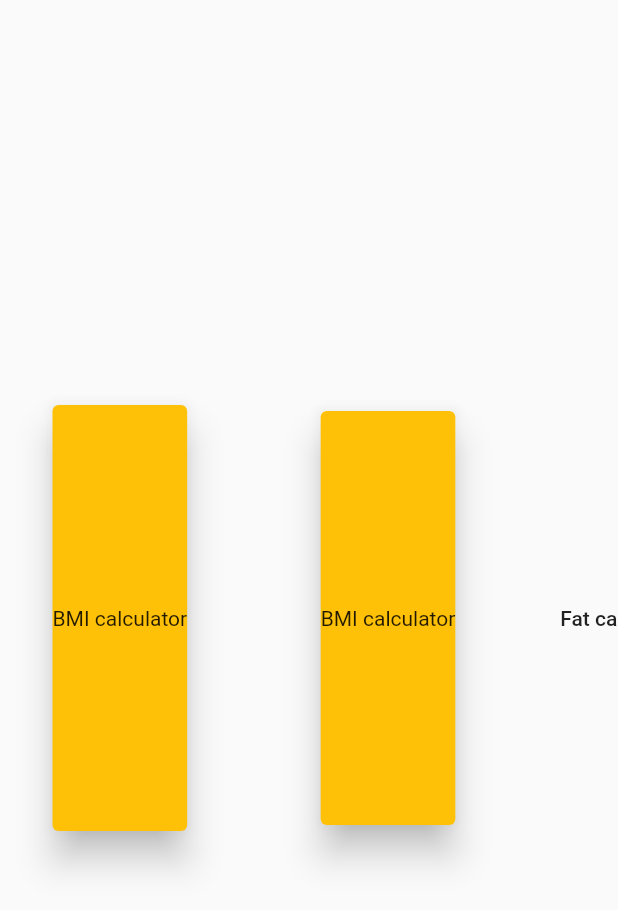
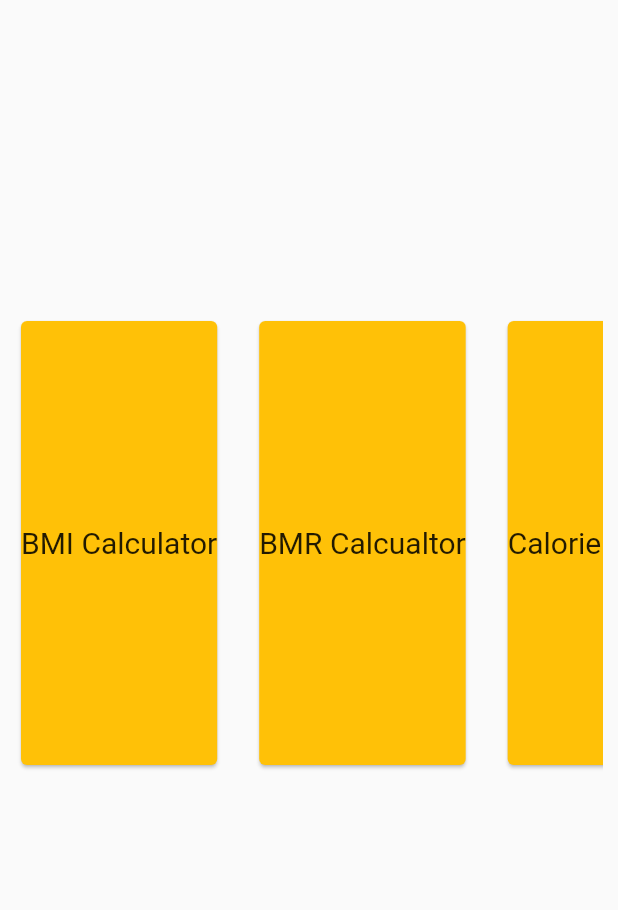
Before and after one commit to sayanmondal31/medisol-android, a Flutter app: the ClaculatorTabs screen opened directly, on a phone screen of 412 x 824 dp. Shown: the top 910 px of the screen. Run offline on Flutter 3.47's test engine with Material 2 defaults, Android fonts, the phone set to English and light mode, and no system bars; our stand-ins replace animated_text_kit, camera, cloud_firestore, firebase_auth, font_awesome_flutter, google_sign_in and 1 more; missing offline and left inert: flutter_webview_plugin; accounts and stored records are empty.

Commit message:
BMI calculator added

```diff
--- /dev/null
+++ b/lib/firstpage/button_tab.dart
@@ -0,0 +1,26 @@
+import 'package:flutter/material.dart';
+
+class ButtonTabs extends StatelessWidget {
+  final String text;
+  final Function press;
+
+  ButtonTabs({this.text, this.press});
+
+  @override
+  Widget build(BuildContext context) {
+    return GestureDetector(
+      onTap: press,
+      child: Padding(
+        padding: EdgeInsets.only(top: 200, bottom: 300),
+        child: Card(
+          color: Colors.amber,
+          child: Center(
+              child: Text(
+            text,
+            style: TextStyle(fontSize: 20),
+          )),
+        ),
+      ),
+    );
+  }
+}
--- a/lib/firstpage/page.dart
+++ b/lib/firstpage/page.dart
@@ -69,12 +69,6 @@ class _MediPageState extends State<MediPage> {
                   child: new Text("s"),
                 ),
               ),
-              otherAccountsPictures: <Widget>[
-                new CircleAvatar(
-                  backgroundColor: Colors.cyan,
-                  child: new Text("s"),
-                )
-              ],
             ),
             //      new ListTile(
             //    title: new Text("home"),
--- a/lib/health_care_monitor.dart/options_calculator.dart
+++ b/lib/health_care_monitor.dart/options_calculator.dart
@@ -1,4 +1,6 @@
 import 'package:flutter/material.dart';
+import 'package:medisol/firstpage/button_tab.dart';
+import 'package:medisol/health_care_monitor.dart/bmi_calculator/input_page.dart';
 
 class ClaculatorTabs extends StatefulWidget {
   @override
@@ -9,58 +11,36 @@ class _ClaculatorTabsState extends State<ClaculatorTabs> {
   @override
   Widget build(BuildContext context) {
     return Scaffold(
-      body: ListView(
+      body: Padding(
+        padding: const EdgeInsets.all(10.0),
+        child: ListView(
           scrollDirection: Axis.horizontal,
           children: <Widget>[
-          GestureDetector(
-              onTap: () {},
-              child: Padding(
-                padding: const EdgeInsets.symmetric(horizontal: 5,vertical: 270),
-                child: Card(
-                    elevation: 10,
-                    margin: EdgeInsets.symmetric(horizontal: 30),
-                    // padding: EdgeInsets.symmetric(vertical: 80.0),
-                    color: Colors.amber,
-                    // duration: Duration(seconds: 1),
-                    child: Center(child: Text('BMI calculator',style: TextStyle(),)),
-                  ),
-              ),
+            ButtonTabs(
+              text: 'BMI Calculator',
+              press: () => Navigator.push(context,
+                  MaterialPageRoute(builder: (context) => BmiCalPage())),
             ),
             SizedBox(
-            height: 10,
+              width: 20,
             ),
-           GestureDetector(
-              onTap: () {},
-              child: Padding(
-                padding: const EdgeInsets.symmetric(horizontal: 50,vertical: 270),
-                child: Card(
-                    elevation: 10,
-
-                    // padding: EdgeInsets.symmetric(vertical: 80.0),
-                    color: Colors.amber,
-                    // duration: Duration(seconds: 1),
-                    child: Center(child: Text('BMI calculator',style: TextStyle(),)),
+            ButtonTabs(
+              text: 'BMR Calcualtor',
             ),
+            SizedBox(
+              width: 20.0,
             ),
+            ButtonTabs(
+              text: 'Calorie Calculator',
             ),
-
-
-          SizedBox(height: 10.0,),
-          FlatButton(
-            onPressed: (){},
-                      child: AnimatedContainer(
-              duration: Duration(seconds: 1),
-              child: Text('Fat calculator'),
+            SizedBox(
+              width: 20,
             ),
+            ButtonTabs(
+              text: 'Fat Calculator',
+            )
+          ],
         ),
-          FlatButton(
-            onPressed: (){},
-                      child: AnimatedContainer(
-              duration: Duration(seconds: 1),
-              child: Text('BMR calculator'),
-            ),
-          ),
-        ],
       ),
     );
   }
```
Also changed, not shown: lib/health_care_monitor.dart/bmi_calculator/calculate_button.dart (added, +31 -0 lines), lib/health_care_monitor.dart/bmi_calculator/calculator_brain.dart (added, +34 -0 lines), lib/health_care_monitor.dart/bmi_calculator/card_content.dart (added, +26 -0 lines), lib/health_care_monitor.dart/bmi_calculator/constants.dart (added, +34 -0 lines), lib/health_care_monitor.dart/bmi_calculator/input_page.dart (added, +234 -0 lines), lib/health_care_monitor.dart/bmi_calculator/resuts_page.dart (added, +79 -0 lines), lib/health_care_monitor.dart/bmi_calculator/reusable_card.dart (added, +27 -0 lines), lib/health_care_monitor.dart/bmi_calculator/round_icon.dart (added, +22 -0 lines), lib/health_care_monitor.dart/bmi_calculator.dart (deleted). Lines whose indentation alone changed are shown as unchanged.
